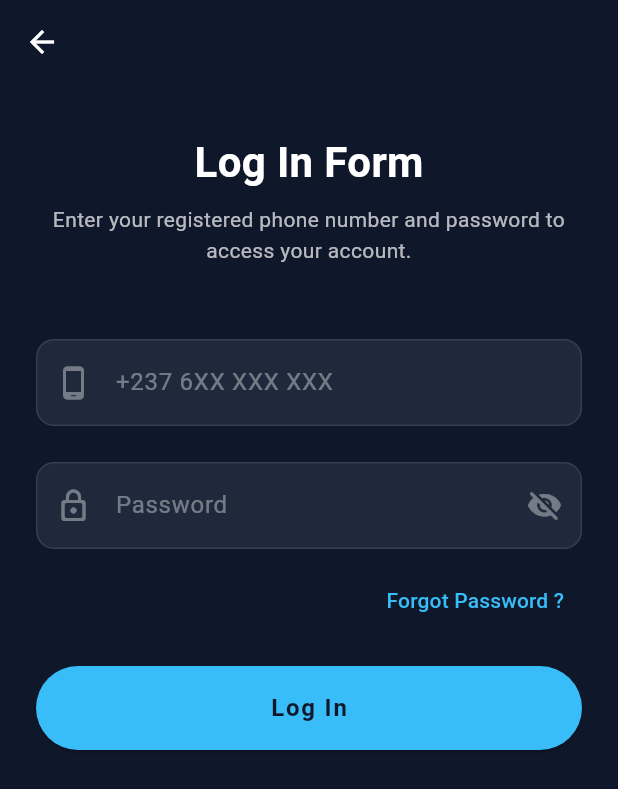
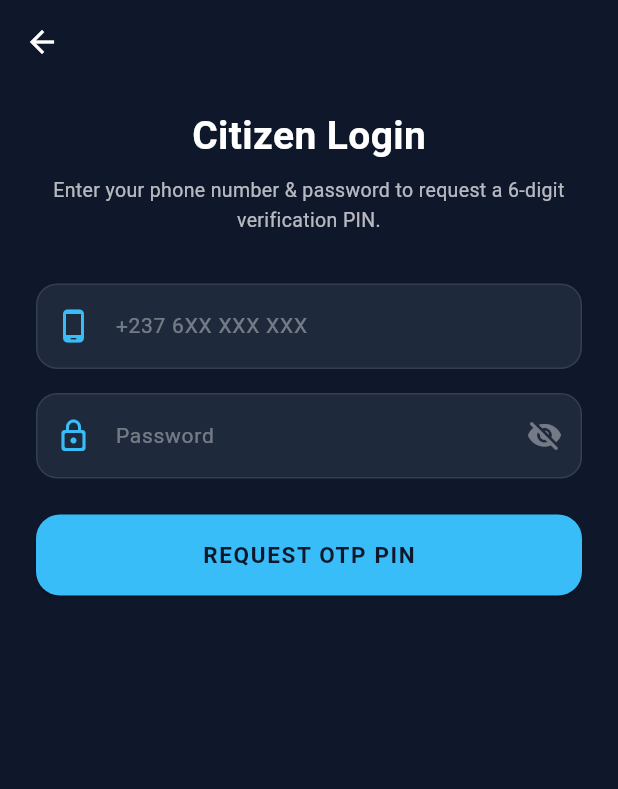
Before and after one commit to Dante-Force/Level2_Defence_Project, a Flutter app: the VisitorHomeScreen screen opened directly, after a tap on "Log In", on a phone screen of 412 x 824 dp. Shown: the top 789 px of the screen. Run offline on Flutter 3.47's test engine with Material 3 defaults, Android fonts, the phone set to English and light mode, and no system bars; our stand-ins replace flutter_map, geolocator, image_picker, latlong2, pinput, shared_preferences; accounts and stored records are empty.

Commit message:
first oupdate of the final frontend

```diff
--- a/lib/screens/alerts_screen.dart
+++ b/lib/screens/alerts_screen.dart
@@ -30,7 +30,7 @@ class _AlertsScreenState extends State<AlertsScreen> {
       "location": "Mokolo Market, Sector 4",
       'time': '15 mins ago',
       'icon': Icons.local_fire_department_rounded,
-      'color': AppColors.tacticalRed, // Fire Orange / Red
+      'color': AppColors.tacticalOrange, // Fire Orange / Red
       'isNearby': false, // Too far away. Buttons will be locked.
     },
     {
--- a/lib/screens/login_screen.dart
+++ b/lib/screens/login_screen.dart
@@ -1,5 +1,7 @@
 import 'package:flutter/material.dart';
-import '/screens/theme/app_colors.dart';
+import 'theme/app_colors.dart';
+import '../services/api_service.dart';
+import '../soswidgets/otp_verification_card.dart';
 
 class LoginScreen extends StatefulWidget {
   const LoginScreen({super.key});
@@ -11,7 +13,43 @@ class LoginScreen extends StatefulWidget {
 class _LoginScreenState extends State<LoginScreen> {
   final TextEditingController _phoneController = TextEditingController();
   final TextEditingController _passwordController = TextEditingController();
-  bool _isPasswordVisible = false; // toggle to show or hide password
+  bool _isPasswordVisible = false;
+  bool _otpSent = false;
+  bool _isLoading = false;
+
+  // REQUEST OTP CODE AFTER VALIDATING PHONE & PASSWORD
+  Future<void> _requestOtp() async {
+    final phone = _phoneController.text.trim();
+    final password = _passwordController.text.trim();
+
+    if (phone.isEmpty || password.isEmpty) {
+      _showSnackBar("Please enter both your phone number and password.", AppColors.tacticalOrange);
+      return;
+    }
+
+    setState(() => _isLoading = true);
+
+    final success = await ApiService.requestOtp(phone);
+
+    setState(() => _isLoading = false);
+
+    if (success) {
+      setState(() => _otpSent = true);
+      _showSnackBar("OTP Code dispatched! Check server log for 6-digit PIN.", AppColors.successGreen);
+    } else {
+      _showSnackBar("Failed to send OTP. Ensure backend server is online.", AppColors.tacticalRed);
+    }
+  }
+
+  void _showSnackBar(String message, Color color) {
+    ScaffoldMessenger.of(context).showSnackBar(
+      SnackBar(
+        content: Text(message, style: const TextStyle(color: AppColors.textPrimary, fontWeight: FontWeight.bold)),
+        backgroundColor: color,
+        behavior: SnackBarBehavior.floating,
+      ),
+    );
+  }
 
   @override
   void dispose() {
@@ -23,86 +61,85 @@ class _LoginScreenState extends State<LoginScreen> {
   @override
   Widget build(BuildContext context) {
     return Scaffold(
-      backgroundColor: AppColors.backgroundBase, // Swapped to token
-
+      backgroundColor: AppColors.backgroundBase,
       appBar: AppBar(
         backgroundColor: Colors.transparent,
         elevation: 0,
-        iconTheme: const IconThemeData(color: AppColors.textPrimary), // Swapped to token
+        iconTheme: const IconThemeData(color: AppColors.textPrimary),
       ),
-
-      // body Section
       body: SafeArea(
         child: SingleChildScrollView(
           padding: const EdgeInsets.symmetric(horizontal: 24.0),
-
           child: Column(
             crossAxisAlignment: CrossAxisAlignment.center,
-
             children: [
-              const SizedBox(height: 32),
-              const Text("Log In Form", style: TextStyle(color: AppColors.textPrimary, fontSize: 28, fontWeight: FontWeight.bold),), // Swapped to token
-
+              const SizedBox(height: 16),
+              const Text(
+                "Citizen Login",
+                style: TextStyle(color: AppColors.textPrimary, fontSize: 26, fontWeight: FontWeight.bold),
+              ),
               const SizedBox(height: 8),
               const Text(
-                "Enter your registered phone number and password to access your account.",
-                style: TextStyle(color: AppColors.textSecondary, fontSize: 14, height: 1.5), // Swapped to token
+                "Enter your phone number & password to request a 6-digit verification PIN.",
+                style: TextStyle(color: AppColors.textSecondary, fontSize: 13, height: 1.5),
                 textAlign: TextAlign.center,
               ),
-              const SizedBox(height: 48),
+              const SizedBox(height: 32),
 
-              //phone Number
+              // IF OTP IS SENT -> EMBED MODULAR OTP CARD
+              if (_otpSent)
+                OtpVerificationCard(
+                  phoneNumber: _phoneController.text.trim(),
+                  password: _passwordController.text.trim(),
+                  onSuccess: (result) {
+                    Navigator.pop(context, {'phone': _phoneController.text.trim()});
+                  },
+                  onCancel: () {
+                    setState(() => _otpSent = false);
+                  },
+                )
+              else ...[
+                // PHONE INPUT
                 _buildInputField(
-                controller : _phoneController,
-                hintText : "+237 6XX XXX XXX",
-                icon :Icons.phone_android_rounded,
-                keyboardType : TextInputType.phone,
+                  controller: _phoneController,
+                  hintText: "+237 6XX XXX XXX",
+                  icon: Icons.phone_android_rounded,
+                  keyboardType: TextInputType.phone,
+                ),
+                const SizedBox(height: 16),
+
+                // PASSWORD INPUT
+                _buildInputField(
+                  controller: _passwordController,
+                  hintText: "Password",
+                  icon: Icons.lock_outline_rounded,
+                  isPassword: true,
                 ),
                 const SizedBox(height: 24),
 
-              //password Input
-              _buildInputField(
-                controller : _passwordController,
-                hintText : "Password",
-                icon :Icons.lock_outline_rounded,
-                isPassword : true,
-              ),
-              const SizedBox(height: 10),
-              Align(
-                alignment: Alignment.centerRight,
-                child: TextButton(
-                  onPressed: () => debugPrint("Forgot Password Tapped"),
-                  child: const Text("Forgot Password ?", style: TextStyle(color: AppColors.primaryBlue)), // Swapped to token
-                ),
-              ),
-
-              const SizedBox(height: 20),
-
-              //Log in action Button
+                // REQUEST OTP BUTTON WITH SPINNER
                 SizedBox(
                   width: double.infinity,
-                height: 56,
+                  height: 54,
                   child: ElevatedButton(
                     style: ElevatedButton.styleFrom(
-                    backgroundColor: AppColors.primaryBlue, // Swapped to token
-                    shape: RoundedRectangleBorder(borderRadius: BorderRadius.circular(30)),
+                      backgroundColor: AppColors.primaryBlue,
+                      shape: RoundedRectangleBorder(borderRadius: BorderRadius.circular(16)),
                     ),
-                  onPressed: (){
-                    // MVP Validation check
-                    if (_phoneController.text.isNotEmpty && _passwordController.text.isNotEmpty) {
-                      debugPrint("Authentication...");
-                      //Pop the screen and return "true" to signal a successful login
-                      Navigator.pop(context, true);
-                    } else {
-                      debugPrint("Validation Failed: Empty fields");
-                    }
-                  },
-                  child: const Text(
-                    "Log In",
-                    style: TextStyle(color: AppColors.backgroundBase, fontSize: 16, fontWeight: FontWeight.bold, letterSpacing: 1.2), // Swapped to token
+                    onPressed: _isLoading ? null : _requestOtp,
+                    child: _isLoading
+                        ? const SizedBox(
+                      width: 22,
+                      height: 22,
+                      child: CircularProgressIndicator(color: Colors.white, strokeWidth: 2.5),
+                    )
+                        : const Text(
+                      "REQUEST OTP PIN",
+                      style: TextStyle(color: AppColors.backgroundBase, fontSize: 15, fontWeight: FontWeight.bold, letterSpacing: 1.1),
                     ),
                   ),
                 ),
+              ],
             ],
           ),
         ),
@@ -110,7 +147,6 @@ class _LoginScreenState extends State<LoginScreen> {
     );
   }
 
-  // Declaration of widget variable for the inputs
   Widget _buildInputField({
     required TextEditingController controller,
     required String hintText,
@@ -120,30 +156,28 @@ class _LoginScreenState extends State<LoginScreen> {
   }) {
     return Container(
       decoration: BoxDecoration(
-        color: AppColors.surfaceCard, // Swapped to token
-        borderRadius: BorderRadius.circular(12),
-        border: Border.all(color: AppColors.borderLight), // Swapped to token
+        color: AppColors.surfaceCard,
+        borderRadius: BorderRadius.circular(14),
+        border: Border.all(color: AppColors.borderLight),
       ),
       child: TextField(
         controller: controller,
         obscureText: isPassword && !_isPasswordVisible,
         keyboardType: keyboardType,
-        style: const TextStyle(color: AppColors.textPrimary, fontSize: 16), // Swapped to token
+        style: const TextStyle(color: AppColors.textPrimary, fontSize: 15),
         decoration: InputDecoration(
           border: InputBorder.none,
           hintText: hintText,
-          hintStyle: const TextStyle(color: AppColors.textMuted), // Swapped to token
-          prefixIcon: Icon(icon, color: AppColors.textMuted), // Swapped to token
+          hintStyle: const TextStyle(color: AppColors.textMuted, fontSize: 14),
+          prefixIcon: Icon(icon, color: AppColors.primaryBlue),
           suffixIcon: isPassword
               ? IconButton(
-            onPressed: (){
-              setState(() {
-                _isPasswordVisible = !_isPasswordVisible; // flips the boolean to reveal/hide text
-              });
+            onPressed: () {
+              setState(() => _isPasswordVisible = !_isPasswordVisible);
             },
             icon: Icon(
               _isPasswordVisible ? Icons.visibility_rounded : Icons.visibility_off_rounded,
-              color: AppColors.textMuted, // Swapped to token
+              color: AppColors.textMuted,
             ),
           )
               : null,
--- a/lib/screens/theme/app_colors.dart
+++ b/lib/screens/theme/app_colors.dart
@@ -1,23 +1,24 @@
 import 'package:flutter/material.dart';
 
 class AppColors {
-  // 1. PRIMARY ACCENTS (Most Impacting)
-  static const Color primaryBlue = Color(0xFF38BDF8); // Electric Alert Blue (Active UI)
-  static const Color tacticalRed = Color(0xFFEF4444); // SOS & Danger Pins
-  static const Color successGreen = Color(0xFF10B981); // Medical/Confirmation
+  // 1. PRIMARY ACCENTS
+  static const Color primaryBlue = Color(0xFF38BDF8);    // Electric Alert Blue (Active UI & Admin)
+  static const Color policeBlue = Color(0xFF3B82F6);     // Police Dispatch Blue
+  static const Color tacticalOrange = Color(0xFFF97316); // Fire Department & False Alert Warning
+  static const Color tacticalRed = Color(0xFFEF4444);    // SOS & Critical Danger Pins
+  static const Color successGreen = Color(0xFF10B981);   // Medical & Validated Confirmation
 
-  // 2. BACKGROUNDS & SURFACES (The Foundation)
+  // 2. BACKGROUNDS & SURFACES
   static const Color backgroundBase = Color(0xFF0F172A); // Deep Tactical Slate
-  static const Color surfaceCard = Color(0xFF1E293B); // Slightly lighter for elevated cards
+  static const Color surfaceCard = Color(0xFF1E293B);    // Elevated cards
 
-  // 3. OPACITY / GLASSMORPHISM (Special UI effects)
+  // 3. OPACITY / GLASSMORPHISM
   static final Color glassBase = const Color(0xFF1E293B).withValues(alpha: 0.2);
   static final Color darkShield = const Color(0xFF0F172A).withValues(alpha: 0.65);
   static final Color borderLight = Colors.white.withValues(alpha: 0.1);
 
-  // 4. TYPOGRAPHY (From highest contrast to lightest)
-  static const Color textPrimary = Colors.white; // Main titles
-  static const Color textSecondary = Colors.white70; // Subtitles / Standard text
-  static const Color textMuted = Colors.white38; // Disabled text or subtle hints
-
+  // 4. TYPOGRAPHY
+  static const Color textPrimary = Colors.white;
+  static const Color textSecondary = Colors.white70;
+  static const Color textMuted = Colors.white38;
 }
--- a/lib/soswidgets/incident_category_carousel.dart
+++ b/lib/soswidgets/incident_category_carousel.dart
@@ -17,7 +17,7 @@ class _IncidentCategoryCarouselState extends State<IncidentCategoryCarousel> {
   // Cleaned data model - removed the heavy background images
   final List<Map<String, dynamic>> _categories = [
     {'icon': Icons.local_police, 'label': 'Police', 'color': AppColors.primaryBlue},
-    {'icon': Icons.local_fire_department, 'label': 'Firefighter', 'color': AppColors.tacticalRed},
+    {'icon': Icons.local_fire_department, 'label': 'Firefighter', 'color': AppColors.tacticalOrange},
     {'icon': Icons.local_hospital, 'label': 'Medical', 'color': AppColors.successGreen},
     {'icon': Icons.security, 'label': 'Military', 'color': const Color(0xFF64748B)},
     {'icon': Icons.bug_report, 'label': 'MyDemo', 'color': const Color(0xFF8B5CF6)},
--- a/lib/soswidgets/live_map_view.dart
+++ b/lib/soswidgets/live_map_view.dart
@@ -132,7 +132,7 @@ class _LiveMapViewState extends State<LiveMapView> {
             children: [
               const Row(
                 children: [
-                  Icon(Icons.local_fire_department, color: AppColors.tacticalRed, size: 28),
+                  Icon(Icons.local_fire_department, color: AppColors.tacticalOrange, size: 28),
                   SizedBox(width: 12),
                   Text(
                     "Active Emergency",
--- a/pubspec.yaml
+++ b/pubspec.yaml
@@ -41,6 +41,8 @@ dependencies:
   geolocator: ^13.0.1         # Live GPS Tracking
   image_picker: ^1.1.2        # Camera & Gallery Access
   permission_handler: ^11.3.1 # Android/iOS Security Permissions
+  http: ^1.2.0               # REST API Communication
+  shared_preferences: ^2.2.2 # Sanctum Token Local Storage
 
 dev_dependencies:
   flutter_test:
```
Also changed, not shown: lib/screens/report_incident_form.dart (+49 -20 lines), lib/services/api_service.dart (added, +163 -0 lines), lib/soswidgets/otp_verification_card.dart (added, +147 -0 lines), lib/soswidgets/visual_evidence_picker.dart (+8 -4 lines), pubspec.lock, 1 other file. Lines whose indentation alone changed are shown as unchanged.
